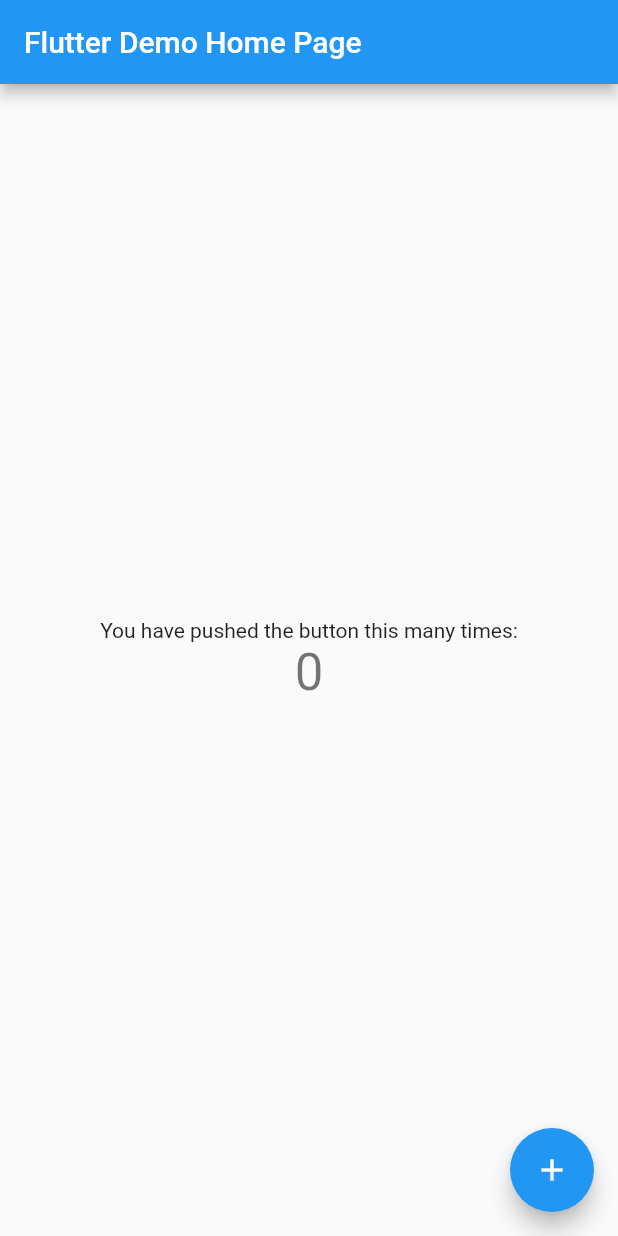
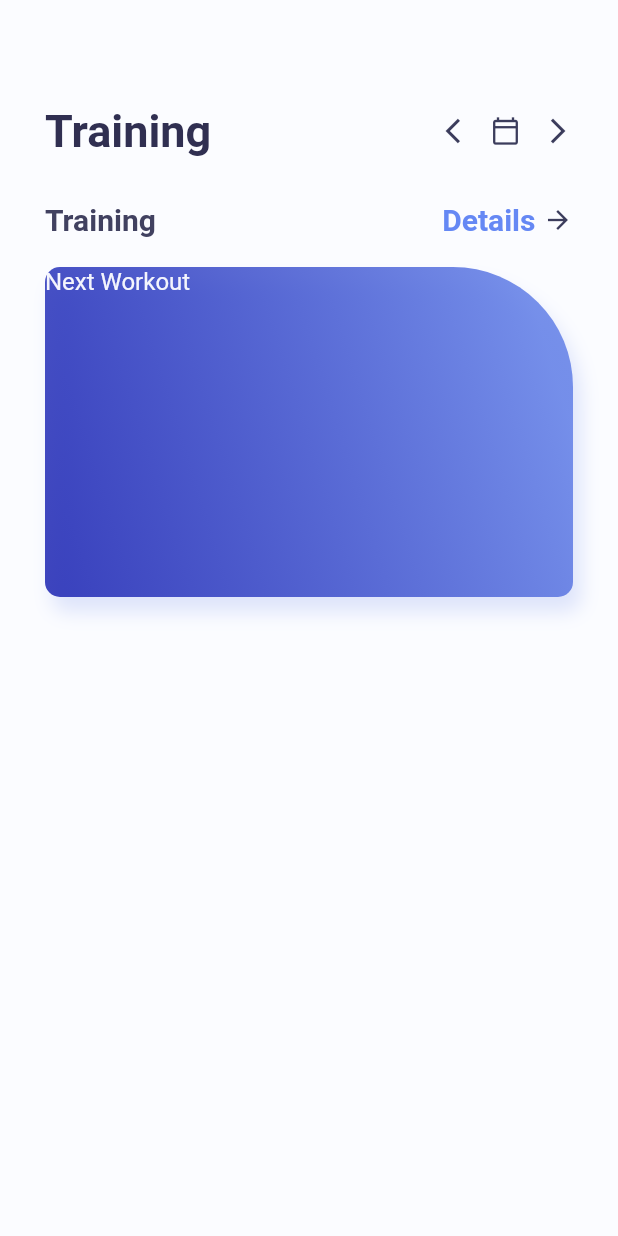
Before and after one commit to ELTEGANI/training-app, a Flutter app: the screen it shows after launch, on a phone screen of 412 x 824 dp. Run offline on Flutter 3.47's test engine with Material 2 defaults, Android fonts, the phone set to English and light mode, and no system bars.

Commit message:
add first box

```diff
--- /dev/null
+++ b/lib/colors.dart
@@ -0,0 +1,22 @@
+import 'dart:ui';
+
+class AppColor{
+  static  Color homePageBackground=const Color(0xFFfbfcff);
+  static  Color gradientFirst=const Color(0xff0f17ad);
+  static  Color gradientSecond=const Color(0xFF6985e8);
+  static  Color homePageTitle=const Color(0xFF302f51);
+  static  Color homePageSubtitle=const Color(0xFF414160);
+  static  Color homePageDetail=const Color(0xFF6588f4);
+  static  Color homePageIcons=const Color(0xFF3b3c5c);
+  static  Color homePageContainerTextSmall=const Color(0xFFf4f5fd);
+  static  Color homePageContainerTextBig=const Color(0xFFffffff);
+  static Color homePagePlanColor=const Color(0xFFa2a2b1);
+  static Color secondPageTopIconColor= const Color(0xFFb7bce8);
+  static Color secondPageTitleColor= const Color(0xFFfefeff);
+  static Color secondPageContainerGradient1stColor= const Color(0xFF5564d8);
+  static Color secondPageContainerGradient2ndColor= const Color(0xFF6279dc);
+  static Color secondPageIconColor= const Color(0xFFfafafe);
+  static Color loopColor = const Color(0xFF6d8dea);
+  static Color setsColor = const Color(0xFF9999a9);
+  static Color circuitsColor = const Color(0xFF2f2f51);
+}
--- /dev/null
+++ b/lib/home_page.dart
@@ -0,0 +1,108 @@
+import 'package:flutter/cupertino.dart';
+import 'package:flutter/material.dart';
+import 'colors.dart' as color;
+
+class HomePage extends StatefulWidget {
+  const HomePage({Key? key}) : super(key: key);
+
+  @override
+  State<HomePage> createState() => _HomePageState();
+}
+
+class _HomePageState extends State<HomePage> {
+  @override
+  Widget build(BuildContext context) {
+    return Scaffold(
+        backgroundColor:color.AppColor.homePageBackground,
+        body:Container(
+          padding:const EdgeInsets.only(top:70,left:30,right:30),
+          child:Column(
+            children: [
+              Row(
+                children: [
+                  Text(
+                  "Training",
+                  style:TextStyle(
+                    fontSize:30,
+                    color:color.AppColor.homePageTitle,
+                    fontWeight: FontWeight.w700
+                  )
+                  ),
+                  Expanded(child: Container()),
+                  Icon(Icons.arrow_back_ios,size:20,color:color.AppColor.homePageIcons),
+                  SizedBox(width:10,),
+                  Icon(Icons.calendar_today_outlined,size:20,color:color.AppColor.homePageIcons),
+                  SizedBox(width:15,),
+                  Icon(Icons.arrow_forward_ios,size:20,color:color.AppColor.homePageIcons),
+                ],
+              ),
+              SizedBox(height:30),
+              Row(
+                children: [
+                  Text(
+                      "Training",
+                      style:TextStyle(
+                          fontSize:20,
+                          color:color.AppColor.homePageSubtitle,
+                          fontWeight: FontWeight.w700
+                      )
+                  ),
+                  Expanded(child: Container()),
+                  Text(
+                      "Details",
+                      style:TextStyle(
+                          fontSize:20,
+                          color:color.AppColor.homePageDetail,
+                          fontWeight: FontWeight.w700
+                      )
+                  ),
+                  SizedBox(width:5,),
+                  Icon(Icons.arrow_forward,size:20,color:color.AppColor.homePageIcons,)
+                ],
+              ),
+              SizedBox(height:20,),
+              Container(
+                width:MediaQuery.of(context).size.width,
+                height:220,
+                decoration:BoxDecoration(
+                  gradient:LinearGradient(
+                    colors:[
+                      color.AppColor.gradientFirst.withOpacity(0.8),
+                      color.AppColor.gradientSecond.withOpacity(0.9)
+                    ],
+                    begin:Alignment.bottomLeft,
+                    end:Alignment.centerRight
+                  ),
+                  borderRadius: BorderRadius.only(
+                    topLeft: Radius.circular(10),
+                    bottomRight: Radius.circular(10),
+                    bottomLeft: Radius.circular(10),
+                    topRight: Radius.circular(80)
+                  ),
+                  boxShadow: [
+                    BoxShadow(
+                      offset:Offset(5,10),
+                      blurRadius:10,
+                      color:color.AppColor.gradientSecond.withOpacity(0.2)
+                    )
+                  ]
+                ),
+                child:Column(
+                  crossAxisAlignment:CrossAxisAlignment.start,
+                  children: [
+                    Text(
+                        "Next Workout",
+                         style: TextStyle(
+                           fontSize:16,
+                           color:color.AppColor.homePageContainerTextSmall
+                         ),
+                    )
+                  ],
+                ),
+              )
+            ],
+          ),
+        ),
+    );
+  }
+}
--- a/lib/main.dart
+++ b/lib/main.dart
@@ -1,4 +1,5 @@
 import 'package:flutter/material.dart';
+import 'package:testing/home_page.dart';
 
 void main() {
   runApp(const MyApp());
@@ -6,110 +7,14 @@ void main() {
 
 class MyApp extends StatelessWidget {
   const MyApp({Key? key}) : super(key: key);
-
-  // This widget is the root of your application.
   @override
   Widget build(BuildContext context) {
     return MaterialApp(
       title: 'Flutter Demo',
       theme: ThemeData(
-        // This is the theme of your application.
-        //
-        // Try running your application with "flutter run". You'll see the
-        // application has a blue toolbar. Then, without quitting the app, try
-        // changing the primarySwatch below to Colors.green and then invoke
-        // "hot reload" (press "r" in the console where you ran "flutter run",
-        // or simply save your changes to "hot reload" in a Flutter IDE).
-        // Notice that the counter didn't reset back to zero; the application
-        // is not restarted.
         primarySwatch: Colors.blue,
       ),
-      home: const MyHomePage(title: 'Flutter Demo Home Page'),
+      home: HomePage(),
     );
   }
 }
-
-class MyHomePage extends StatefulWidget {
-  const MyHomePage({Key? key, required this.title}) : super(key: key);
-
-  // This widget is the home page of your application. It is stateful, meaning
-  // that it has a State object (defined below) that contains fields that affect
-  // how it looks.
-
-  // This class is the configuration for the state. It holds the values (in this
-  // case the title) provided by the parent (in this case the App widget) and
-  // used by the build method of the State. Fields in a Widget subclass are
-  // always marked "final".
-
-  final String title;
-
-  @override
-  State<MyHomePage> createState() => _MyHomePageState();
-}
-
-class _MyHomePageState extends State<MyHomePage> {
-  int _counter = 0;
-
-  void _incrementCounter() {
-    setState(() {
-      // This call to setState tells the Flutter framework that something has
-      // changed in this State, which causes it to rerun the build method below
-      // so that the display can reflect the updated values. If we changed
-      // _counter without calling setState(), then the build method would not be
-      // called again, and so nothing would appear to happen.
-      _counter++;
-    });
-  }
-
-  @override
-  Widget build(BuildContext context) {
-    // This method is rerun every time setState is called, for instance as done
-    // by the _incrementCounter method above.
-    //
-    // The Flutter framework has been optimized to make rerunning build methods
-    // fast, so that you can just rebuild anything that needs updating rather
-    // than having to individually change instances of widgets.
-    return Scaffold(
-      appBar: AppBar(
-        // Here we take the value from the MyHomePage object that was created by
-        // the App.build method, and use it to set our appbar title.
-        title: Text(widget.title),
-      ),
-      body: Center(
-        // Center is a layout widget. It takes a single child and positions it
-        // in the middle of the parent.
-        child: Column(
-          // Column is also a layout widget. It takes a list of children and
-          // arranges them vertically. By default, it sizes itself to fit its
-          // children horizontally, and tries to be as tall as its parent.
-          //
-          // Invoke "debug painting" (press "p" in the console, choose the
-          // "Toggle Debug Paint" action from the Flutter Inspector in Android
-          // Studio, or the "Toggle Debug Paint" command in Visual Studio Code)
-          // to see the wireframe for each widget.
-          //
-          // Column has various properties to control how it sizes itself and
-          // how it positions its children. Here we use mainAxisAlignment to
-          // center the children vertically; the main axis here is the vertical
-          // axis because Columns are vertical (the cross axis would be
-          // horizontal).
-          mainAxisAlignment: MainAxisAlignment.center,
-          children: <Widget>[
-            const Text(
-              'You have pushed the button this many times:',
-            ),
-            Text(
-              '$_counter',
-              style: Theme.of(context).textTheme.headline4,
-            ),
-          ],
-        ),
-      ),
-      floatingActionButton: FloatingActionButton(
-        onPressed: _incrementCounter,
-        tooltip: 'Increment',
-        child: const Icon(Icons.add),
-      ), // This trailing comma makes auto-formatting nicer for build methods.
-    );
-  }
-}
```
